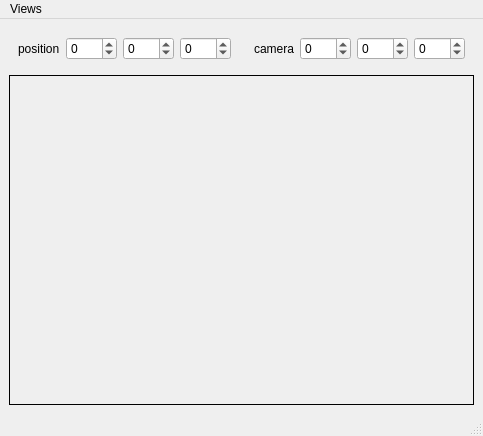
Old version of the form main/GLvlView.ui in the repository DerOrfa/virgil.
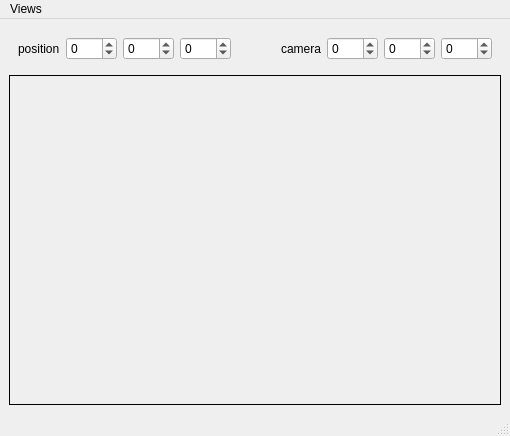
New version of the form.

Diff of the .ui file:
```diff
--- a/main/GLvlView.ui
+++ b/main/GLvlView.ui
@@ -6,7 +6,7 @@
    <rect>
     <x>0</x>
     <y>0</y>
-    <width>483</width>
+    <width>510</width>
     <height>436</height>
    </rect>
   </property>
@@ -143,8 +143,8 @@
     <rect>
      <x>0</x>
      <y>0</y>
-     <width>483</width>
-     <height>24</height>
+     <width>510</width>
+     <height>25</height>
     </rect>
    </property>
    <widget class="QMenu" name="menuViews">
```
Left out of the diff: 9 changed lines with no effect on the pictures.
